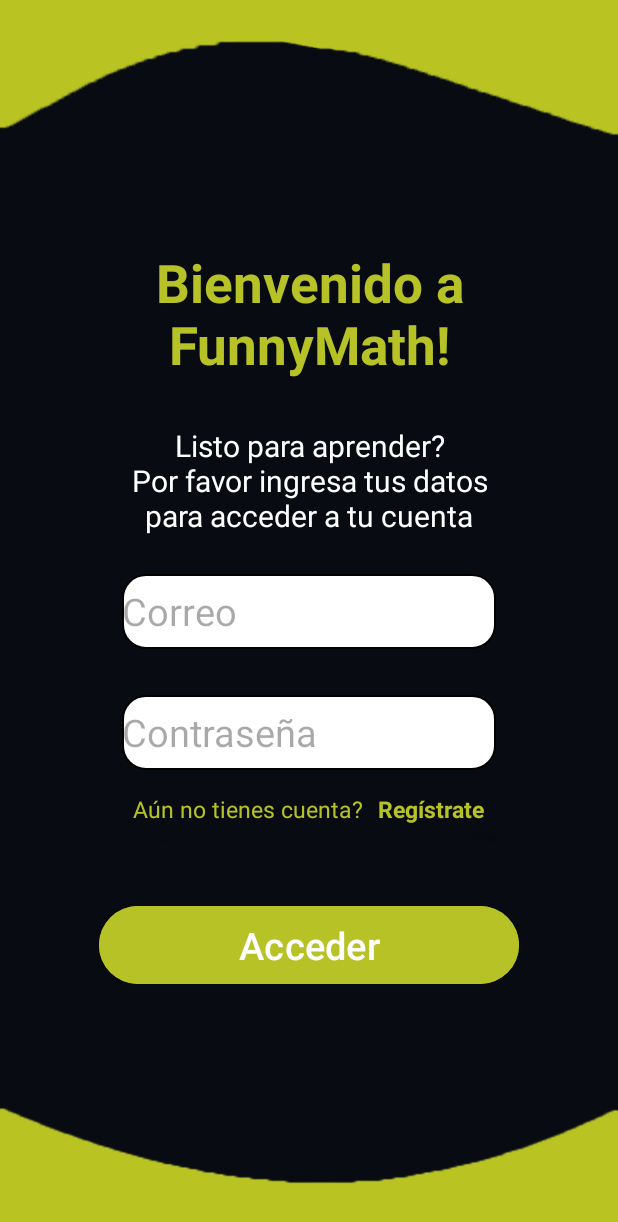
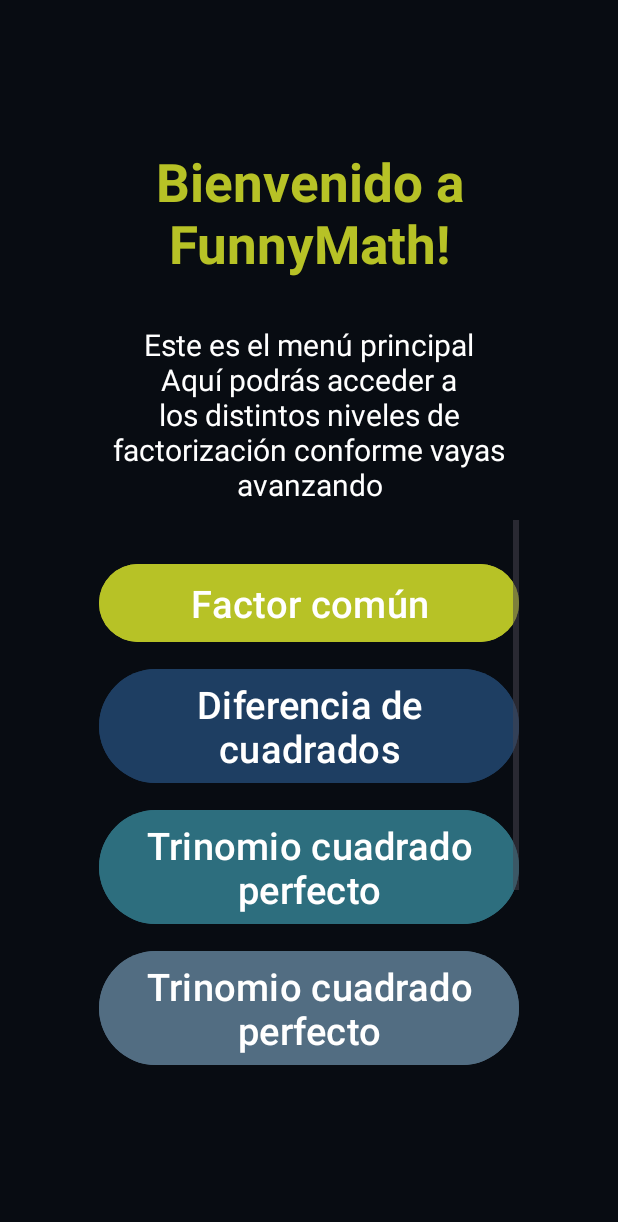
Before and after one commit to lifm9816/FunnyMath, an Android app: the layout activity_home.xml on its own in the app's theme, with its tools: preview values and no code run, on a phone screen of 412 x 824 dp. Shown: the top 1222 px of the screen. Run offline under Robolectric (Android 15) with nearby library versions, the light colour scheme and no system bars.

Commit message:
Creación de vista de registro y menú principal

```diff
--- a/app/src/main/AndroidManifest.xml
+++ b/app/src/main/AndroidManifest.xml
@@ -13,6 +13,12 @@
         android:theme="@style/Theme.FunnyMath"
         tools:targetApi="31">
         <activity
+            android:name=".Signin"
+            android:exported="false" />
+        <activity
+            android:name=".Login"
+            android:exported="false" />
+        <activity
             android:name=".HomeActivity"
             android:exported="false" />
         <activity
--- a/app/src/main/java/com/example/funnymath_Luis_Ignacio_Flores_Martinez/MainActivity.java
+++ b/app/src/main/java/com/example/funnymath_Luis_Ignacio_Flores_Martinez/MainActivity.java
@@ -35,7 +35,7 @@
                 }
 
                 // Navega a la siguiente actividad después de la carga
-                Intent intent = new Intent(MainActivity.this, HomeActivity.class);
+                Intent intent = new Intent(MainActivity.this, Login.class);
                 startActivity(intent);
                 finish();
             }
--- a/app/src/main/res/layout/activity_home.xml
+++ b/app/src/main/res/layout/activity_home.xml
@@ -5,7 +5,7 @@
     android:id="@+id/main"
     android:layout_width="match_parent"
     android:layout_height="match_parent"
-    android:background="@drawable/fondo_app"
+    android:background="#080C12"
     tools:context=".HomeActivity">
 
     <LinearLayout
@@ -30,64 +30,75 @@
         <TextView
             android:layout_width="match_parent"
             android:layout_height="wrap_content"
-            android:text="Listo para aprender?
+            android:text="Este es el menú principal
 
-            Por favor ingresa tus datos para acceder a tu cuenta"
+            Aquí podrás acceder a los distintos niveles de factorización conforme vayas avanzando"
             android:textAlignment="center"
             android:textColor="@color/white"
             android:textSize="20dp"
             android:layout_marginBottom="10dp"/>
 
-        <EditText
+        <ScrollView
             android:layout_width="match_parent"
-            android:layout_height="50dp"
-            android:layout_margin="15dp"
-            android:background="@drawable/rounded_edittext"
-            android:textSize="25sp"
-            android:hint="Correo"/>
+            android:layout_height="380dp">
 
-        <EditText
-            android:layout_width="match_parent"
-            android:layout_height="50dp"
-            android:layout_margin="15dp"
-            android:background="@drawable/rounded_edittext"
-            android:textSize="25sp"
-            android:inputType="textPassword"
-            android:hint="Contraseña"/>
+            <LinearLayout
+                android:layout_width="match_parent"
+                android:layout_height="match_parent"
+                android:orientation="vertical">
 
-        <LinearLayout
-            android:layout_width="match_parent"
-            android:layout_height="wrap_content"
-            android:orientation="horizontal"
-            android:gravity="center">
+                <Button
+                    android:layout_width="match_parent"
+                    android:layout_height="60dp"
+                    android:layout_marginTop="25dp"
+                    android:textSize="25dp"
+                    android:text="Factor común"
+                    android:backgroundTint="@color/green"/>
 
-            <TextView
-                android:layout_width="wrap_content"
-                android:layout_height="wrap_content"
-                android:text="Aún no tienes cuenta?"
-                android:layout_marginRight="10dp"
-                android:textColor="@color/green"
-                android:textSize="15sp"/>
+                <Button
+                    android:layout_width="match_parent"
+                    android:layout_height="wrap_content"
+                    android:layout_marginTop="10dp"
+                    android:textSize="25dp"
+                    android:text="Diferencia de cuadrados"
+                    android:backgroundTint="#1E3E62"/>
 
-            <TextView
-                android:id="@+id/register_btn"
-                android:layout_width="wrap_content"
-                android:layout_height="wrap_content"
-                android:text="Regístrate"
-                android:textColor="@color/green"
-                android:textStyle="bold"
-                android:textSize="15sp"/>
+                <Button
+                    android:layout_width="match_parent"
+                    android:layout_height="wrap_content"
+                    android:layout_marginTop="10dp"
+                    android:backgroundTint="#2D6E7E"
+                    android:text="Trinomio cuadrado perfecto"
+                    android:textSize="25dp" />
 
-        </LinearLayout>
+                <Button
+                    android:layout_width="match_parent"
+                    android:layout_height="wrap_content"
+                    android:layout_marginTop="10dp"
+                    android:backgroundTint="#526D82"
+                    android:text="Trinomio cuadrado perfecto"
+                    android:textSize="25dp" />
 
+                <Button
+                    android:layout_width="match_parent"
+                    android:layout_height="wrap_content"
+                    android:layout_marginTop="10dp"
+                    android:backgroundTint="#FF6500"
+                    android:text="Trinomio cuadrado de forma x2+bx+cx^2"
+                    android:textSize="25dp" />
 
-        <Button
-            android:layout_width="match_parent"
-            android:layout_height="60dp"
-            android:layout_marginTop="50dp"
-            android:textSize="25dp"
-            android:text="Acceder"
-            android:backgroundTint="@color/green"/>
+                <Button
+                    android:layout_width="match_parent"
+                    android:layout_height="wrap_content"
+                    android:layout_marginTop="10dp"
+                    android:backgroundTint="#800000"
+                    android:text="Suma o diferenia de cubos"
+                    android:textSize="25dp" />
+
+            </LinearLayout>
+
+        </ScrollView>
+
     </LinearLayout>
 
 </androidx.constraintlayout.widget.ConstraintLayout>
```
Also changed, not shown: app/src/main/java/com/example/funnymath_Luis_Ignacio_Flores_Martinez/Login.java (added, +53 -0 lines), app/src/main/java/com/example/funnymath_Luis_Ignacio_Flores_Martinez/Signin.java (added, +41 -0 lines), app/src/main/res/layout/activity_login.xml (added, +96 -0 lines), app/src/main/res/layout/activity_signin.xml (added, +113 -0 lines).
